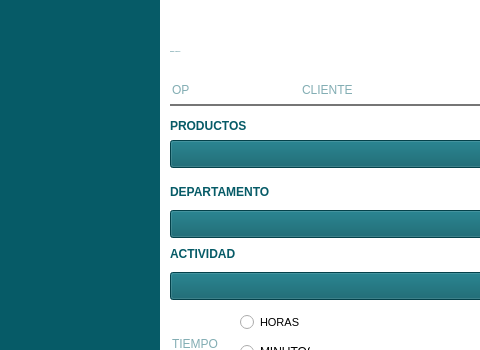
Old version of the form Views/formulario.ui in the repository alma-assembled/Actividades_Assembled; both pictures show x 0 to 480 and y 0 to 350 of the 752 by 684 pixel window.
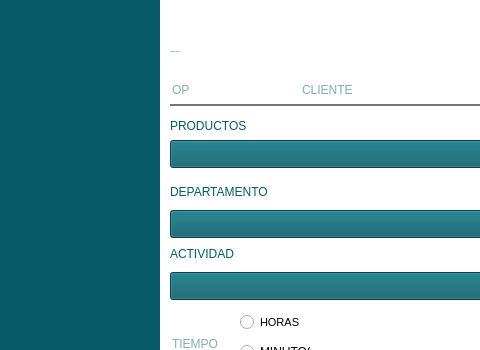
New version of the form. Icons and pictures are not drawn.

```diff
--- a/Views/formulario.ui
+++ b/Views/formulario.ui
@@ -241,10 +241,7 @@
     </property>
     <property name="font">
      <font>
-      <family>Arial</family>
       <pointsize>-1</pointsize>
-      <weight>75</weight>
-      <bold>true</bold>
      </font>
     </property>
     <property name="styleSheet">
@@ -266,10 +263,7 @@
     </property>
     <property name="font">
      <font>
-      <family>Arial</family>
       <pointsize>-1</pointsize>
-      <weight>75</weight>
-      <bold>true</bold>
      </font>
     </property>
     <property name="styleSheet">
@@ -547,10 +541,7 @@
     </property>
     <property name="font">
      <font>
-      <family>Arial</family>
       <pointsize>-1</pointsize>
-      <weight>75</weight>
-      <bold>true</bold>
      </font>
     </property>
     <property name="styleSheet">
```
Left out of the diff: 21 changed lines with no effect on the pictures.
